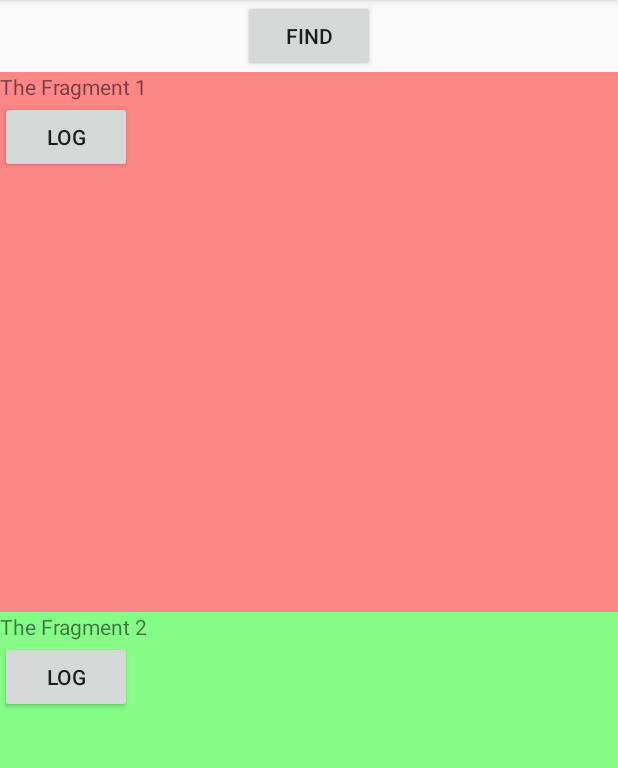
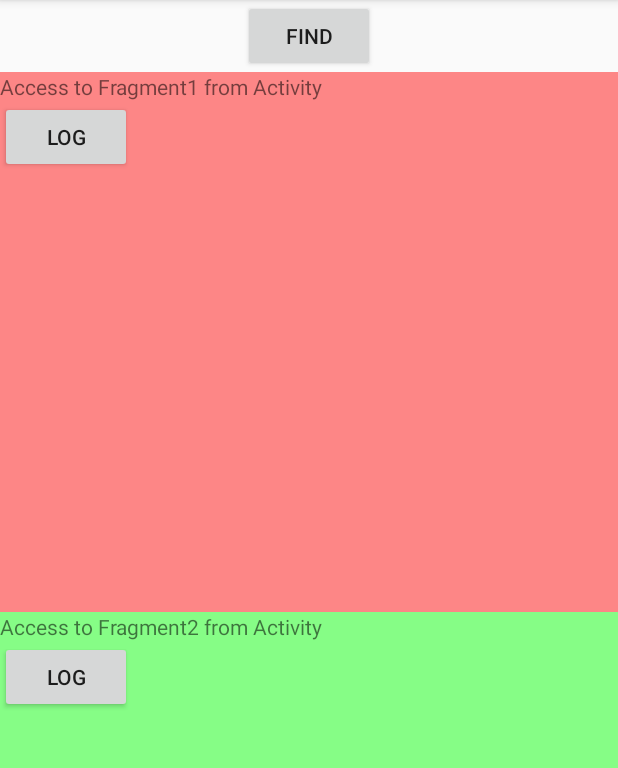
Before and after one commit to btow/P1061_FragmentAndActivity, an Android app: the screen it shows after launch (MainActivity), after a tap on "FIND", on a phone screen of 412 x 824 dp, the part 84-852 px from its top. Run offline under Robolectric (Android 15) with nearby library versions, the phone set to English and light mode, and no system bars.

Commit message:
Access from activity to fragments.

```diff
--- a/app/src/main/java/com/example/samsung/p1061_fragmentandactivity/MainActivity.java
+++ b/app/src/main/java/com/example/samsung/p1061_fragmentandactivity/MainActivity.java
@@ -4,9 +4,12 @@ import android.app.Fragment;
 import android.app.FragmentTransaction;
 import android.support.v7.app.AppCompatActivity;
 import android.os.Bundle;
+import android.view.View;
+import android.widget.TextView;
 
 public class MainActivity extends AppCompatActivity {
 
+    Fragment fragment1;
     Fragment fragment2;
     FragmentTransaction fragmentTransaction;
 
@@ -20,4 +23,13 @@ public class MainActivity extends AppCompatActivity {
         fragmentTransaction.add(R.id.fragment2, fragment2);
         fragmentTransaction.commit();
     }
+
+    public void onClickBtn(View view) {
+        String message = "Access to " + getString(R.string.fragment_1) + " from Activity";
+        fragment1 = getFragmentManager().findFragmentById(R.id.fragment1);
+        ((TextView) fragment1.getView().findViewById(R.id.tvFragment)).setText(message);
+
+        message = "Access to " + getString(R.string.fragment_2) + " from Activity";
+        ((TextView) fragment2.getView().findViewById(R.id.tvFragment)).setText(message);
+    }
 }
```
